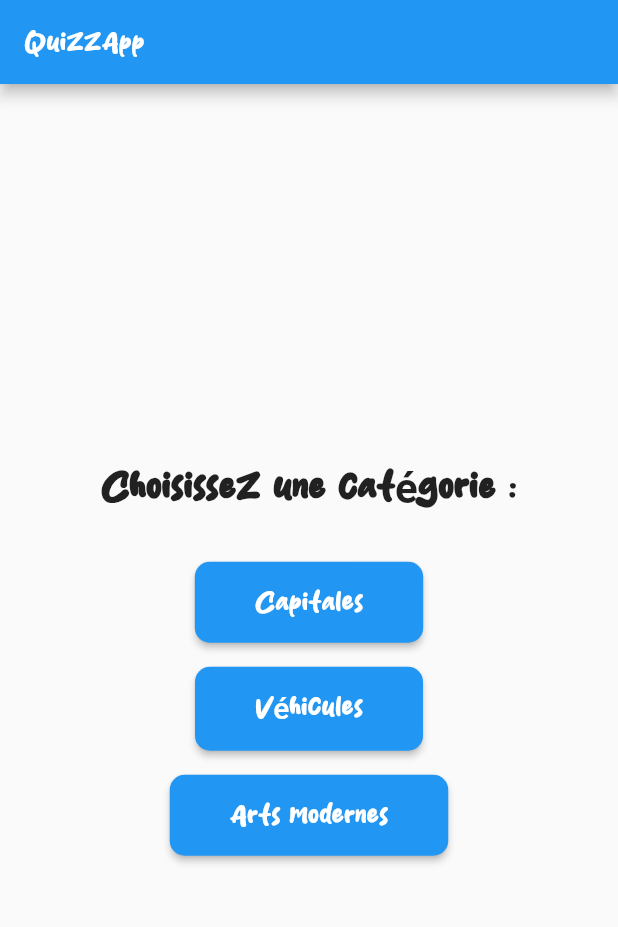
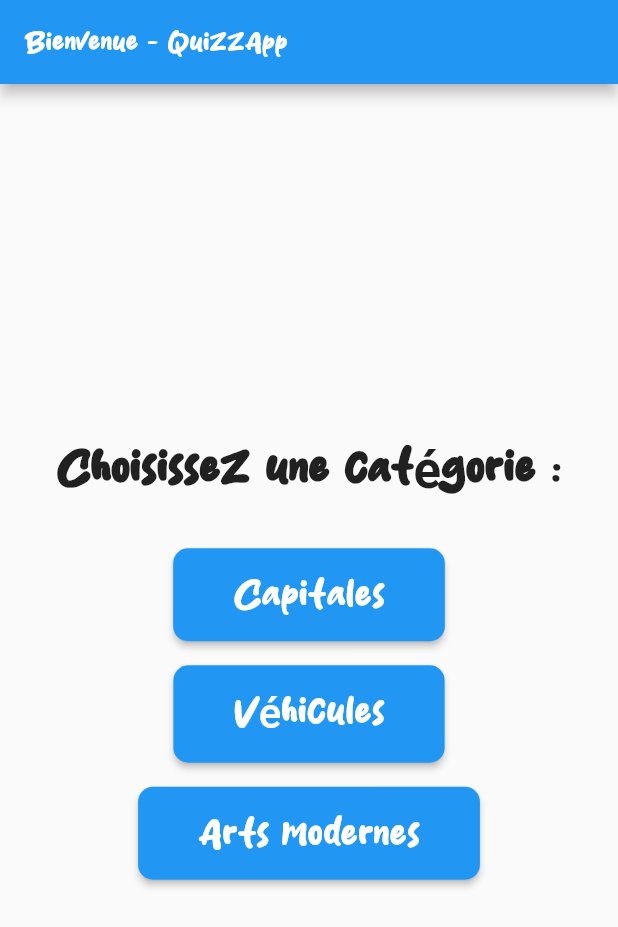
Before and after one commit to Liecee/AppliMobile, a Flutter app: the screen it shows after launch, on a phone screen of 412 x 824 dp. Shown: the top 927 px of the screen. Run offline on Flutter 3.47's test engine with Material 2 defaults, Android fonts, the phone set to English and light mode, and no system bars.

Commit message:
last commit

```diff
--- a/lib/home.dart
+++ b/lib/home.dart
@@ -194,10 +194,11 @@ class Home extends StatelessWidget {
   Widget build(BuildContext context) {
     return Scaffold(
       appBar: AppBar(
-        title: Text('QuizzApp'),
+
+        title: Text('Bienvenue - QuizzApp '),
       ),
       body: Container(
-        padding: EdgeInsets.all(16),
+        padding: EdgeInsets.all(24),
         alignment: Alignment.center,
         child: Column(
           mainAxisAlignment: MainAxisAlignment.center,
@@ -205,7 +206,7 @@ class Home extends StatelessWidget {
             Text(
               'Choisissez une catégorie :',
               style: TextStyle(
-                fontSize: 28,
+                fontSize: 34,
                 fontWeight: FontWeight.bold,
               ),
             ),
@@ -229,7 +230,7 @@ class Home extends StatelessWidget {
               },
               child: Text(
                 'Capitales',
-                style: TextStyle(fontSize: 20),
+                style: TextStyle(fontSize: 28),
               ),
             ),
             SizedBox(height: 16),
@@ -252,7 +253,7 @@ class Home extends StatelessWidget {
               },
               child: Text(
                 'Véhicules',
-                style: TextStyle(fontSize: 20),
+                style: TextStyle(fontSize: 28),
               ),
             ),
             SizedBox(height: 16),
@@ -275,7 +276,7 @@ class Home extends StatelessWidget {
               },
               child: Text(
                 'Arts modernes',
-                style: TextStyle(fontSize: 20),
+                style: TextStyle(fontSize: 28),
               ),
             ),
           ],
--- a/lib/main.dart
+++ b/lib/main.dart
@@ -18,6 +18,7 @@ class MyApp extends StatelessWidget {
         fontFamily: 'Dacherry',
 
 
+
       ),
       home: Home(),
       routes: {
```
